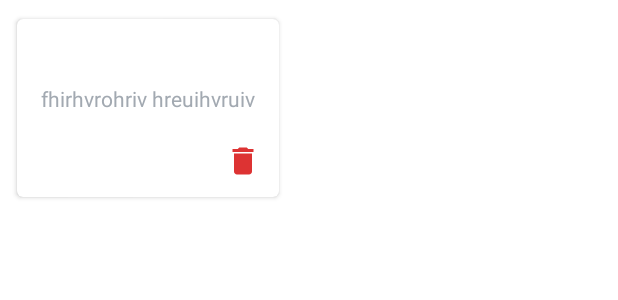
After one commit to FlorianSW/mediawiki-app-PasswordlessLogin, an Android app: the layout card_item.xml on its own in the app's theme, with its tools: preview values and no code run, on a phone screen of 412 x 824 dp. The commit adds this screen. Shown: the top 300 px of the screen. Run offline under Robolectric (Android 15) with nearby library versions, the phone set to English and light mode, and no system bars.

Commit message:
Use a recycler card-view for registered accounts

```diff
--- /dev/null
+++ b/app/src/main/res/layout/card_item.xml
@@ -0,0 +1,53 @@
+<?xml version="1.0" encoding="utf-8"?>
+<android.support.v7.widget.CardView xmlns:card_view="http://schemas.android.com/apk/res-auto"
+    xmlns:android="http://schemas.android.com/apk/res/android"
+    android:layout_width="wrap_content"
+    android:layout_height="wrap_content"
+    android:layout_margin="8dp"
+    card_view:cardCornerRadius="4dp"
+    card_view:cardElevation="2dp"
+    card_view:cardUseCompatPadding="true">
+
+    <LinearLayout
+        android:id="@+id/lines_container"
+        android:layout_width="wrap_content"
+        android:layout_height="wrap_content"
+        android:orientation="vertical"
+        android:paddingTop="?listPreferredItemPaddingLeft"
+        android:layout_alignParentStart="true">
+
+        <TextView
+            android:id="@+id/site_name"
+            style="@style/TextAppearance.AppCompat.Body2"
+            android:paddingEnd="?listPreferredItemPaddingRight"
+            android:paddingStart="?listPreferredItemPaddingLeft"
+            android:layout_width="wrap_content"
+            android:layout_height="wrap_content"
+            android:singleLine="true"/>
+
+        <TextView
+            android:id="@+id/api_url"
+            style="@style/TextAppearance.AppCompat.Body1"
+            android:paddingEnd="?listPreferredItemPaddingRight"
+            android:paddingStart="?listPreferredItemPaddingLeft"
+            android:layout_width="wrap_content"
+            android:layout_height="wrap_content"
+            android:layout_marginTop="8dp"
+            android:textColor="@color/colorSecondaryText"
+            android:singleLine="false"
+            android:text="fhirhvrohriv hreuihvruiv" />
+
+        <ImageButton
+            android:id="@+id/secondary_action"
+            style="@style/Base.Widget.AppCompat.Button.Borderless"
+            android:layout_width="48dp"
+            android:layout_height="48dp"
+            android:layout_gravity="end"
+            android:layout_marginTop="8dp"
+            android:layout_marginStart="8dp"
+            android:scaleType="centerInside"
+            android:contentDescription="@string/list_delete_account"
+            android:src="@drawable/ic_delete_red_24dp" />
+    </LinearLayout>
+
+</android.support.v7.widget.CardView>
```
Also changed, not shown: app/src/main/java/org/droidwiki/passwordless/AccountListFragment.kt (+11 -6 lines), app/src/main/java/org/droidwiki/passwordless/adapter/AccountArrayAdapter.kt (+36 -24 lines), app/src/main/res/layout/fragment_account_list.xml (+3 -4 lines), app/src/main/res/layout/list_item.xml (deleted, +0 -53 lines).
